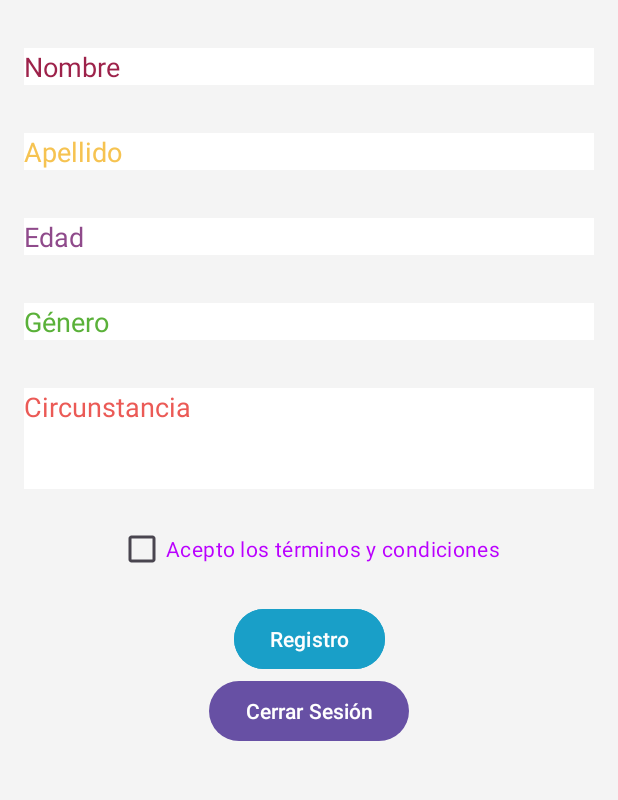
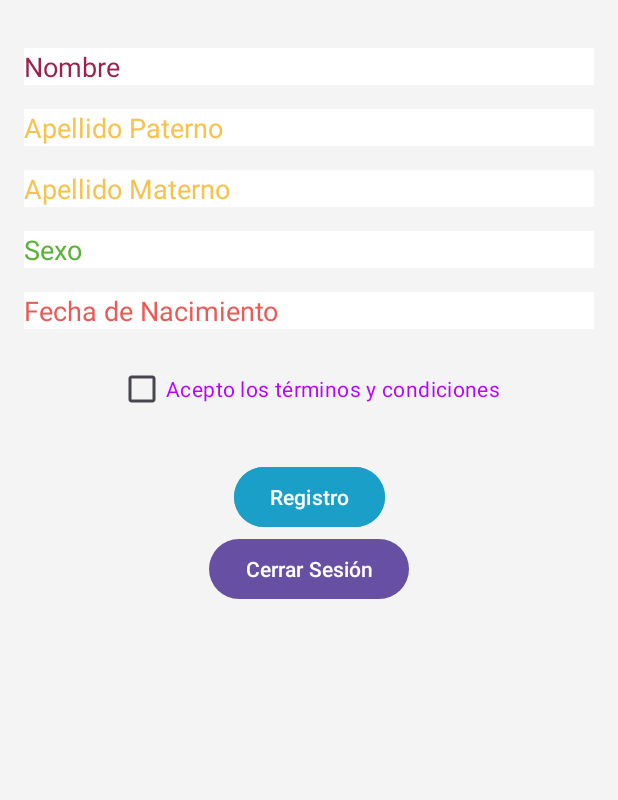
Before and after one commit to Ernesto-Juarez-Torres-A01754887/Dif-App-Cliente, an Android app: the screen it shows after launch (Nocurp), after a tap on "No tengo CURP", on a phone screen of 412 x 824 dp, the part 330-1130 px from its top. Run offline under Robolectric (Android 15) with nearby library versions, the phone set to English and light mode, and no system bars.

Commit message:
Add CODE

```diff
--- a/app/src/main/java/com/itesm/difbueno/MainActivity.kt
+++ b/app/src/main/java/com/itesm/difbueno/MainActivity.kt
@@ -10,6 +10,7 @@ import androidx.appcompat.app.AppCompatActivity
 import android.os.Bundle
 import android.text.Editable
 import android.text.TextWatcher
+import android.util.Log
 import android.view.View
 import android.widget.Button
 import android.widget.CheckBox
@@ -43,14 +44,6 @@ class MainActivity : AppCompatActivity() {
         val savedCURP = sharedPreferences.getString(SAVED_CURP, "")
         editTextCURP.setText(savedCURP)
 
-        if (LAST_SESSION_SCREEN == "Nocurp") {
-            // Iniciar NocurpActivity
-            val intent = Intent(this, Nocurp::class.java)
-            startActivity(intent)
-        } else {
-            // La última sesión fue en MainActivity, no es necesario hacer nada más aquí
-        }
-
         // Agregar un TextWatcher para convertir automáticamente el texto a mayúsculas
         editTextCURP.addTextChangedListener(object : TextWatcher {
             override fun beforeTextChanged(s: CharSequence?, start: Int, count: Int, after: Int) {}
@@ -78,6 +71,10 @@ class MainActivity : AppCompatActivity() {
 
         val buttonNoCURP = findViewById<Button>(R.id.buttonNoCURP)
         buttonNoCURP.setOnClickListener {
+            // Guarda la información que indica que la última pantalla fue "Nocurp"
+            val editor = sharedPreferences.edit()
+            editor.putString(LAST_SESSION_SCREEN, "Nocurp")
+            editor.apply()
             // Inicia la actividad NoCURPActivity
             val intent = Intent(this, Nocurp::class.java)
             startActivity(intent)
@@ -103,6 +100,8 @@ class MainActivity : AppCompatActivity() {
                     // Agregar el CURP como dato extra al intent
                     intent.putExtra("curp", curp)
                     startActivity(intent)
+                    // Cierra la actividad MainActivity para bloquear el regreso
+                    finish()
                 } else {
                     Toast.makeText(this, "La CURP ingresada no es válida", Toast.LENGTH_SHORT).show()
                 }
--- a/app/src/main/java/com/itesm/difbueno/Nocurp.kt
+++ b/app/src/main/java/com/itesm/difbueno/Nocurp.kt
@@ -5,7 +5,6 @@ import android.content.Intent
 import android.graphics.Color
 import android.graphics.drawable.ColorDrawable
 import android.os.Bundle
-import android.view.View
 import android.widget.Button
 import android.widget.CheckBox
 import android.widget.EditText
@@ -17,48 +16,24 @@ class Nocurp : AppCompatActivity() {
 
     private lateinit var editTextNombre: EditText
     private lateinit var editTextApellido: EditText
-    private lateinit var editTextEdad: EditText
+    private lateinit var editTextApellidoMaterno: EditText
+    //private lateinit var editTextEdad: EditText
     private lateinit var editTextGenero: EditText
-    private lateinit var editTextCircunstancia: EditText
+    private lateinit var editTextFechaNacimiento: EditText
     private lateinit var checkBoxTerms: CheckBox
     private lateinit var termsTextView: TextView
-
-    companion object {
-        private const val PREFS_NAME = "MySharedPreferences"
-        private const val IS_LOGGED_IN = "isLoggedIn"
-        private const val NOMBRE = "nombre"
-        private const val APELLIDO = "apellido"
-        private const val EDAD = "edad"
-        private const val GENERO = "genero"
-        private const val CIRCUNSTANCIA = "circunstancia"
-        private const val LAST_SESSION_SCREEN = "lastSessionScreen"
-    }
+    private var termsAccepted = false
 
     override fun onCreate(savedInstanceState: Bundle?) {
         super.onCreate(savedInstanceState)
         setContentView(R.layout.nocurp)
 
-        val termsLink = findViewById<TextView>(R.id.checkBoxTerms) // Cambia `termsLink` al ID real de tu elemento de interfaz de usuario
-        termsLink.setOnClickListener {
-            // Cuando se hace clic en el elemento de los términos y condiciones, muestra el diálogo
-            showTermsDialog()
-        }
-
-        val sharedPreferences = getSharedPreferences(PREFS_NAME, MODE_PRIVATE)
-
         editTextNombre = findViewById(R.id.editTextNombre)
         editTextApellido = findViewById(R.id.editTextApellido)
-        editTextEdad = findViewById(R.id.editTextEdad)
-        editTextGenero = findViewById(R.id.editTextGenero)
-        editTextCircunstancia = findViewById(R.id.editTextCircunstancia)
+        editTextApellidoMaterno = findViewById(R.id.editTextApellidoMaterno)
+        editTextGenero = findViewById(R.id.editTextSexo)
+        editTextFechaNacimiento = findViewById(R.id.editTextFechaNacimiento)
         checkBoxTerms = findViewById(R.id.checkBoxTerms)
-
-        // Cargar la información guardada desde SharedPreferences y establecerla en los EditTexts
-        editTextNombre.setText(sharedPreferences.getString(NOMBRE, ""))
-        editTextApellido.setText(sharedPreferences.getString(APELLIDO, ""))
-        editTextEdad.setText(sharedPreferences.getString(EDAD, ""))
-        editTextGenero.setText(sharedPreferences.getString(GENERO, ""))
-        editTextCircunstancia.setText(sharedPreferences.getString(CIRCUNSTANCIA, ""))
 
         checkBoxTerms.setOnClickListener {
             // Si se marca o desmarca el CheckBox
@@ -66,19 +41,18 @@ class Nocurp : AppCompatActivity() {
             // Puedes realizar acciones basadas en el estado del CheckBox aquí
         }
 
+        val textViewTerms = findViewById<TextView>(R.id.checkBoxTerms)
+        textViewTerms.setOnClickListener {
+            showTermsDialog()
+        }
+
+        checkBoxTerms.setOnCheckedChangeListener { _, isChecked ->
+            termsAccepted = isChecked
+        }
+
         val buttonRegistro = findViewById<Button>(R.id.buttonRegistro)
         buttonRegistro.setOnClickListener {
             if (areFieldsValid()) {
-                // Guarda la información ingresada en SharedPreferences
-                val editor = sharedPreferences.edit()
-                editor.putString(NOMBRE, editTextNombre.text.toString())
-                editor.putString(APELLIDO, editTextApellido.text.toString())
-                editor.putString(EDAD, editTextEdad.text.toString())
-                editor.putString(GENERO, editTextGenero.text.toString())
-                editor.putString(CIRCUNSTANCIA, editTextCircunstancia.text.toString())
-                editor.putString(LAST_SESSION_SCREEN, "Nocurp") // Guarda el nombre de la pantalla
-                editor.apply()
-
                 // Realiza acciones de registro aquí
                 // ...
 
@@ -89,9 +63,9 @@ class Nocurp : AppCompatActivity() {
                 val intent = Intent(this, CodigoQR::class.java)
                 intent.putExtra("nombre", editTextNombre.text.toString())
                 intent.putExtra("apellido", editTextApellido.text.toString())
-                intent.putExtra("edad", editTextEdad.text.toString())
+                intent.putExtra("apellidoMaterno", editTextApellidoMaterno.text.toString())
                 intent.putExtra("genero", editTextGenero.text.toString())
-                intent.putExtra("circunstancia", editTextCircunstancia.text.toString())
+                intent.putExtra("fechaNacimiento", editTextFechaNacimiento.text.toString())
                 startActivity(intent)
             } else {
                 // Muestra un mensaje de error si los campos no están llenos
@@ -103,13 +77,13 @@ class Nocurp : AppCompatActivity() {
     private fun areFieldsValid(): Boolean {
         val nombre = editTextNombre.text.toString()
         val apellido = editTextApellido.text.toString()
-        val edad = editTextEdad.text.toString()
+        val apellidoMaterno = editTextApellidoMaterno.text.toString()
         val genero = editTextGenero.text.toString()
-        val circunstancia = editTextCircunstancia.text.toString()
+        val fechaNacimiento = editTextFechaNacimiento.text.toString()
 
         // Verifica si todos los campos están llenos y si la casilla de verificación está marcada
-        return nombre.isNotEmpty() && apellido.isNotEmpty() && edad.isNotEmpty() &&
-                genero.isNotEmpty() && circunstancia.isNotEmpty() && checkBoxTerms.isChecked
+        return nombre.isNotEmpty() && apellido.isNotEmpty() && apellidoMaterno.isNotEmpty() &&
+                genero.isNotEmpty() && fechaNacimiento.isNotEmpty() && checkBoxTerms.isChecked
     }
 
     private fun showTermsDialog() {
@@ -123,38 +97,4 @@ class Nocurp : AppCompatActivity() {
         }
         dialog.show()
     }
-
-    fun logout(view: View) {
-        // Accede a SharedPreferences para borrar cualquier dato de sesión o preferencias que desees
-        val sharedPreferences = getSharedPreferences(PREFS_NAME, MODE_PRIVATE)
-        val editor = sharedPreferences.edit()
-        editor.remove(NOMBRE)
-        editor.remove(APELLIDO)
-        editor.remove(EDAD)
-        editor.remove(GENERO)
-        editor.remove(CIRCUNSTANCIA)
-        editor.putBoolean(IS_LOGGED_IN, false)
-
-        // Llama a la función para eliminar el código QR
-        val sharedPreferencesManager = SharedPreferencesManager(this)
-        sharedPreferencesManager.removeQRCodeBitmap()
-
-
-        editor.apply()
-
-        // Limpia los campos de nombre, apellido, etc., si es necesario
-        editTextNombre.text.clear()
-        editTextApellido.text.clear()
-        editTextEdad.text.clear()
-        editTextGenero.text.clear()
-        editTextCircunstancia.text.clear()
-
-        // Muestra un mensaje de cierre de sesión
-        Toast.makeText(this, "Sesión cerrada", Toast.LENGTH_SHORT).show()
-
-        // Luego, puedes redirigir al usuario a la pantalla de inicio de sesión, por ejemplo, MainActivity
-        val intent = Intent(this, MainActivity::class.java)
-        startActivity(intent)
-    }
-
 }
--- a/app/src/main/res/layout/nocurp.xml
+++ b/app/src/main/res/layout/nocurp.xml
@@ -40,12 +40,26 @@
 
         <!-- Nombre -->
         <EditText
+            android:id="@+id/editTextApellido"
+            android:layout_width="0dp"
+            android:layout_height="wrap_content"
+            android:layout_marginTop="16dp"
+            android:background="#FFFFFF"
+            android:gravity="center_vertical"
+            android:hint="Apellido Paterno"
+            android:inputType="text"
+            android:textColor="#050607"
+            android:textColorHint="#f6c351"
+            app:layout_constraintEnd_toEndOf="parent"
+            app:layout_constraintStart_toStartOf="parent"
+            app:layout_constraintTop_toBottomOf="@+id/editTextNombre" />
+
+        <EditText
             android:id="@+id/editTextNombre"
             android:layout_width="0dp"
             android:layout_height="wrap_content"
             android:layout_marginTop="32dp"
             android:background="#FFFFFF"
-
             android:gravity="center_vertical"
             android:hint="Nombre"
             android:inputType="text"
@@ -57,73 +71,54 @@
             app:layout_constraintTop_toBottomOf="@+id/imageView" />
 
         <!-- Apellido -->
+
+        <!-- Apellido Materno -->
         <EditText
-            android:id="@+id/editTextApellido"
+            android:id="@+id/editTextApellidoMaterno"
             android:layout_width="0dp"
             android:layout_height="wrap_content"
-            android:layout_marginTop="32dp"
+            android:layout_marginTop="16dp"
             android:background="#FFFFFF"
-
             android:gravity="center_vertical"
-            android:hint="Apellido"
+            android:hint="Apellido Materno"
             android:inputType="text"
             android:textColor="#050607"
             android:textColorHint="#f6c351"
             app:layout_constraintEnd_toEndOf="parent"
             app:layout_constraintStart_toStartOf="parent"
-            app:layout_constraintTop_toBottomOf="@+id/editTextNombre" />
+            app:layout_constraintTop_toBottomOf="@+id/editTextApellido" />
 
-        <!-- Edad -->
+        <!-- Sexo -->
         <EditText
-            android:id="@+id/editTextEdad"
+            android:id="@+id/editTextSexo"
             android:layout_width="0dp"
             android:layout_height="wrap_content"
-            android:layout_marginTop="32dp"
+            android:layout_marginTop="16dp"
             android:background="#FFFFFF"
-
             android:gravity="center_vertical"
-            android:hint="Edad"
-            android:inputType="number"
-            android:textColor="#050607"
-            android:textColorHint="#8f4a8b"
-            app:layout_constraintEnd_toEndOf="parent"
-            app:layout_constraintStart_toStartOf="parent"
-            app:layout_constraintTop_toBottomOf="@+id/editTextApellido" />
-
-        <!-- Género -->
-        <EditText
-            android:id="@+id/editTextGenero"
-            android:layout_width="0dp"
-            android:layout_height="wrap_content"
-            android:layout_marginTop="32dp"
-            android:background="#FFFFFF"
-
-            android:gravity="center_vertical"
-            android:hint="Género"
+            android:hint="Sexo"
             android:inputType="text"
             android:textColor="#050607"
             android:textColorHint="#5ab139"
             app:layout_constraintEnd_toEndOf="parent"
             app:layout_constraintStart_toStartOf="parent"
-            app:layout_constraintTop_toBottomOf="@+id/editTextEdad" />
+            app:layout_constraintTop_toBottomOf="@+id/editTextApellidoMaterno" />
 
-        <!-- Circunstancia (MultiAutoCompleteTextView para párrafos) -->
-        <MultiAutoCompleteTextView
-            android:id="@+id/editTextCircunstancia"
+        <!-- Fecha de Nacimiento -->
+        <EditText
+            android:id="@+id/editTextFechaNacimiento"
             android:layout_width="0dp"
             android:layout_height="wrap_content"
-            android:layout_marginTop="32dp"
+            android:layout_marginTop="16dp"
             android:background="#FFFFFF"
-
-            android:gravity="start|top"
-            android:hint="Circunstancia"
-            android:inputType="textMultiLine"
-            android:minLines="3"
+            android:gravity="center_vertical"
+            android:hint="Fecha de Nacimiento"
+            android:inputType="text"
             android:textColor="#050607"
             android:textColorHint="#eb5a56"
             app:layout_constraintEnd_toEndOf="parent"
             app:layout_constraintStart_toStartOf="parent"
-            app:layout_constraintTop_toBottomOf="@+id/editTextGenero" />
+            app:layout_constraintTop_toBottomOf="@+id/editTextSexo" />
 
         <!-- CheckBox para aceptar términos y condiciones -->
         <CheckBox
@@ -136,19 +131,20 @@
             android:clickable="true"
             app:layout_constraintEnd_toEndOf="parent"
             app:layout_constraintStart_toStartOf="parent"
-            app:layout_constraintTop_toBottomOf="@+id/editTextCircunstancia" />
+            app:layout_constraintTop_toBottomOf="@+id/editTextFechaNacimiento" />
 
+        <!-- Botón "Registro" -->
         <Button
             android:id="@+id/buttonRegistro"
             android:layout_width="wrap_content"
             android:layout_height="wrap_content"
-            android:layout_marginTop="76dp"
+            android:layout_marginTop="24dp"
             android:text="Registro"
             android:backgroundTint="#199fc8"
             android:textColor="#fefefe"
             app:layout_constraintEnd_toEndOf="parent"
             app:layout_constraintStart_toStartOf="parent"
-            app:layout_constraintTop_toBottomOf="@+id/editTextCircunstancia" />
+            app:layout_constraintTop_toBottomOf="@+id/checkBoxTerms" />
 
         <!-- Botón "Cerrar Sesión" -->
         <Button
```
Also changed, not shown: app/src/main/java/com/itesm/difbueno/CodigoQR.kt (+9 -17 lines).
